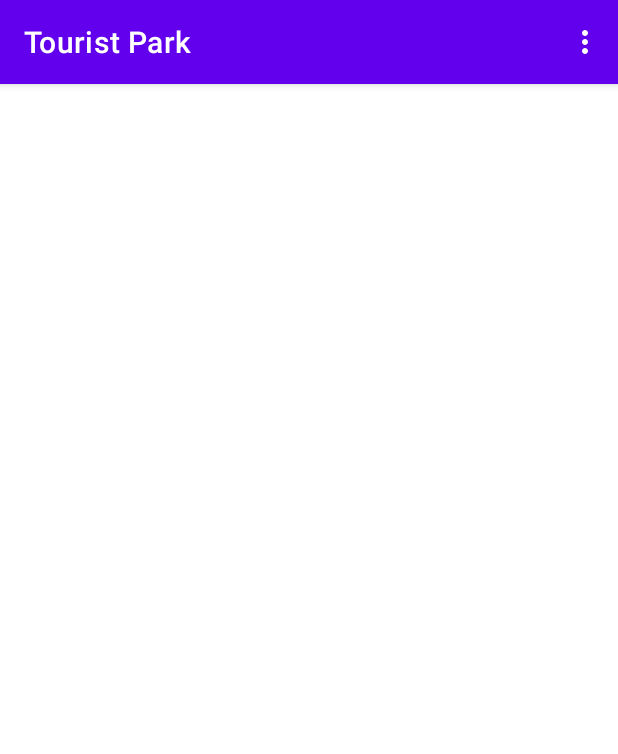
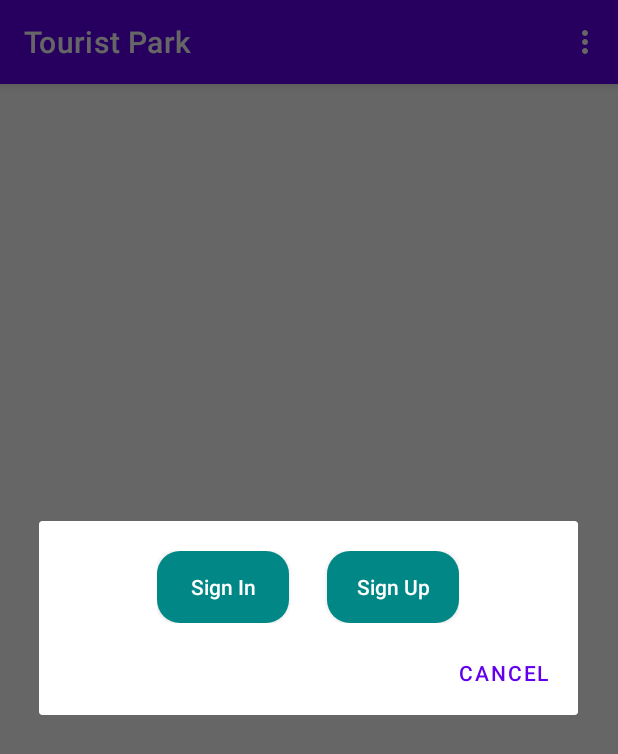
Before and after one commit to CodeForBoss/Tourist-Docket, an Android app: the screen it shows after launch (MainActivity), in the options menu, after a tap on "Add Place", on a phone screen of 412 x 824 dp. Shown: the top 754 px of the screen. Run offline under Robolectric (Android 15) with nearby library versions, the light colour scheme and no system bars; our stand-ins replace data binding.

Commit message:
Project In Progress

```diff
--- a/app/src/main/AndroidManifest.xml
+++ b/app/src/main/AndroidManifest.xml
@@ -1,6 +1,10 @@
 <?xml version="1.0" encoding="utf-8"?>
 <manifest xmlns:android="http://schemas.android.com/apk/res/android"
     package="com.example.touristpark">
+    <uses-permission android:name="android.permission.ACCESS_FINE_LOCATION"/>
+    <uses-permission android:name="android.permission.ACCESS_COARSE_LOCATION"/>
+    <uses-permission android:name="android.permission.INTERNET"/>
+    <uses-permission android:name="android.permission.ACCESS_NETWORK_STATE"/>
 
     <application
         android:allowBackup="true"
--- a/app/src/main/java/com/example/touristpark/view/HomeFragment.java
+++ b/app/src/main/java/com/example/touristpark/view/HomeFragment.java
@@ -1,11 +1,18 @@
 package com.example.touristpark.view;
 
+import android.Manifest;
+import android.app.AlertDialog;
+import android.content.DialogInterface;
+import android.content.pm.PackageManager;
 import android.database.DatabaseUtils;
 import android.os.Bundle;
 
 import androidx.annotation.NonNull;
 import androidx.annotation.Nullable;
+import androidx.core.app.ActivityCompat;
 import androidx.fragment.app.Fragment;
+import androidx.navigation.Navigation;
+import androidx.navigation.fragment.NavHostFragment;
 
 import android.view.LayoutInflater;
 import android.view.Menu;
@@ -19,6 +26,8 @@ import com.example.touristpark.databinding.FragmentHomeBinding;
 
 public class HomeFragment extends Fragment {
     private FragmentHomeBinding binding;
+    private int REQUEST_PERMISSION = 103;
+    private AlertDialog.Builder builder;
     @Override
     public View onCreateView(LayoutInflater inflater, ViewGroup container,
                              Bundle savedInstanceState) {
@@ -41,6 +50,63 @@ public class HomeFragment extends Fragment {
 
     @Override
     public boolean onOptionsItemSelected(@NonNull MenuItem item) {
+        if(item.getItemId() == R.id.addPlaceId){
+                checkPermission();
+        }
         return super.onOptionsItemSelected(item);
     }
+
+    private void checkPermission(){
+        if(getActivity() !=null){
+            if(ActivityCompat.checkSelfPermission(getActivity(), Manifest.permission.ACCESS_FINE_LOCATION) != PackageManager.PERMISSION_GRANTED){
+                    requestPermissions(new String[]{Manifest.permission.ACCESS_FINE_LOCATION},REQUEST_PERMISSION);
+            } else {
+                showOptions();
+            }
+        }
+    }
+
+    @Override
+    public void onRequestPermissionsResult(int requestCode, @NonNull String[] permissions, @NonNull int[] grantResults) {
+        super.onRequestPermissionsResult(requestCode, permissions, grantResults);
+        if(requestCode == REQUEST_PERMISSION){
+            if(grantResults.length!=0 && grantResults[0] == PackageManager.PERMISSION_GRANTED){
+                   showOptions();
+            } else {
+                 builder = new AlertDialog.Builder(getContext());
+                 builder.setTitle("Location Permission Denied!");
+                 builder.setMessage("Without location permission\nyou can't add new tourist place");
+                 builder.setPositiveButton(android.R.string.ok, new DialogInterface.OnClickListener() {
+                     @Override
+                     public void onClick(DialogInterface dialogInterface, int i) {
+                         dialogInterface.dismiss();
+                     }
+                 });
+                 AlertDialog alertDialog = builder.create();
+                 alertDialog.show();
+                 alertDialog.setCanceledOnTouchOutside(false);
+            }
+        }
+    }
+    private void showOptions(){
+        builder = new AlertDialog.Builder(getContext());
+        View view = getLayoutInflater().inflate(R.layout.choose_option,null);
+        builder.setView(view);
+        builder.setNegativeButton(android.R.string.cancel, new DialogInterface.OnClickListener() {
+            @Override
+            public void onClick(DialogInterface dialogInterface, int i) {
+
+            }
+        });
+        AlertDialog alertDialog = builder.create();
+        alertDialog.show();
+        alertDialog.setCanceledOnTouchOutside(false);
+        view.findViewById(R.id.signUpId).setOnClickListener(new View.OnClickListener() {
+            @Override
+            public void onClick(View view) {
+                alertDialog.dismiss();
+                NavHostFragment.findNavController(getParentFragment()).navigate(R.id.home_frag_to_sign_up_frag);
+            }
+        });
+    }
 }
--- /dev/null
+++ b/app/src/main/res/drawable/round_shape.xml
@@ -0,0 +1,5 @@
+<?xml version="1.0" encoding="utf-8"?>
+<shape xmlns:android="http://schemas.android.com/apk/res/android">
+    <solid android:color="@color/teal_700"/>
+    <corners android:radius="15dp"/>
+</shape>
--- /dev/null
+++ b/app/src/main/res/layout/choose_option.xml
@@ -0,0 +1,41 @@
+<?xml version="1.0" encoding="utf-8"?>
+<LinearLayout xmlns:android="http://schemas.android.com/apk/res/android"
+    android:orientation="vertical"
+    android:layout_width="match_parent"
+    android:layout_height="match_parent">
+
+    <LinearLayout
+        android:layout_width="wrap_content"
+        android:layout_height="wrap_content"
+        android:orientation="horizontal"
+        android:layout_marginTop="20dp"
+        android:layout_marginBottom="5dp"
+        android:layout_gravity="center"
+        >
+        <androidx.appcompat.widget.AppCompatButton
+            android:id="@+id/signInId"
+            android:layout_width="wrap_content"
+            android:layout_height="wrap_content"
+            android:text="Sign In"
+            android:textAllCaps="false"
+            android:clickable="true"
+            android:focusable="true"
+            android:textSize="14sp"
+            android:background="@drawable/round_shape"
+            android:textColor="@color/white"
+            />
+        <androidx.appcompat.widget.AppCompatButton
+            android:id="@+id/signUpId"
+            android:layout_width="wrap_content"
+            android:layout_height="wrap_content"
+            android:text="Sign Up"
+            android:textAllCaps="false"
+            android:clickable="true"
+            android:focusable="true"
+            android:layout_marginStart="25dp"
+            android:textSize="14sp"
+            android:background="@drawable/round_shape"
+            android:textColor="@color/white"
+            />
+    </LinearLayout>
+</LinearLayout>
--- a/app/src/main/res/navigation/nav_graph.xml
+++ b/app/src/main/res/navigation/nav_graph.xml
@@ -9,5 +9,22 @@
     <fragment
         android:id="@+id/home_frag"
         android:name="com.example.touristpark.view.HomeFragment"
-        tools:layout="@layout/fragment_home"/>
+        tools:layout="@layout/fragment_home">
+        <action android:id="@+id/home_frag_to_sign_up_frag"
+            app:destination="@id/signup_frag"
+            />
+    </fragment>
+    <fragment
+        android:id="@+id/signup_frag"
+        android:name="com.example.touristpark.view.SignUpFragment"
+        tools:layout="@layout/fragment_sign_up"
+        >
+        <action
+            android:id="@+id/signup_frag_to_home_frag"
+            app:destination="@+id/home_frag"
+            app:popUpTo="@+id/nav_graph"
+            app:popUpToInclusive="true"
+            />
+
+    </fragment>
 </navigation>
```
Also changed, not shown: app/src/main/java/com/example/touristpark/view/SignInFragment.java (added, +21 -0 lines), app/src/main/java/com/example/touristpark/view/SignUpFragment.java (added, +24 -0 lines), app/src/main/res/layout/fragment_sign_in.xml (added, +14 -0 lines), app/src/main/res/layout/fragment_sign_up.xml (added, +16 -0 lines).
